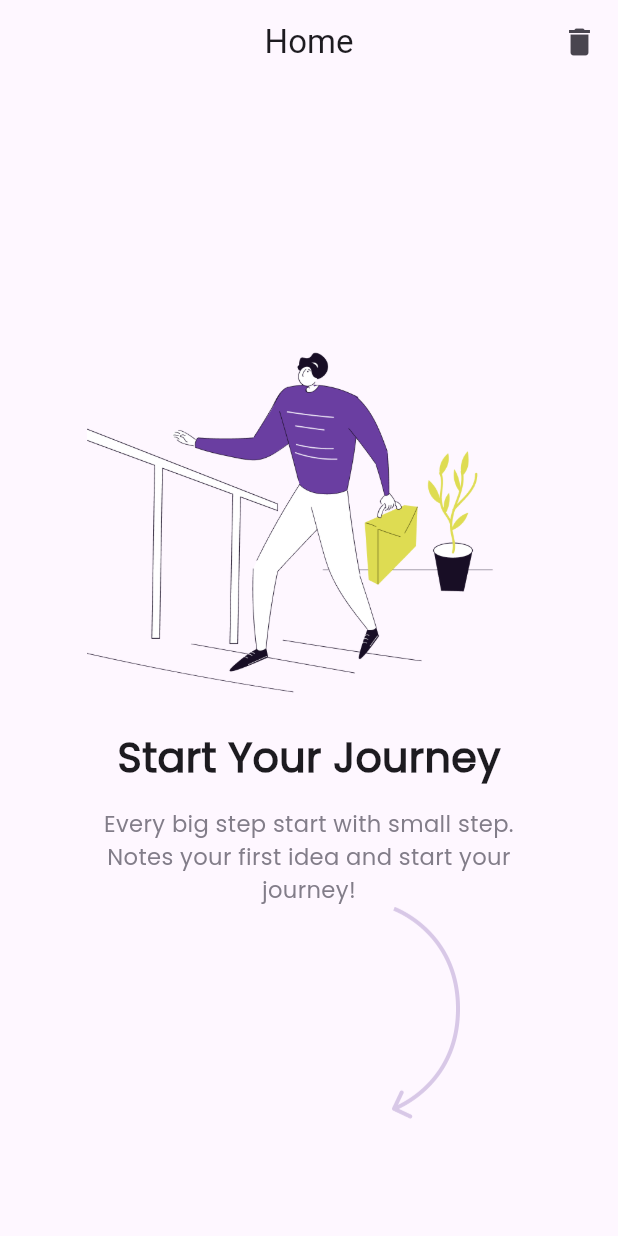
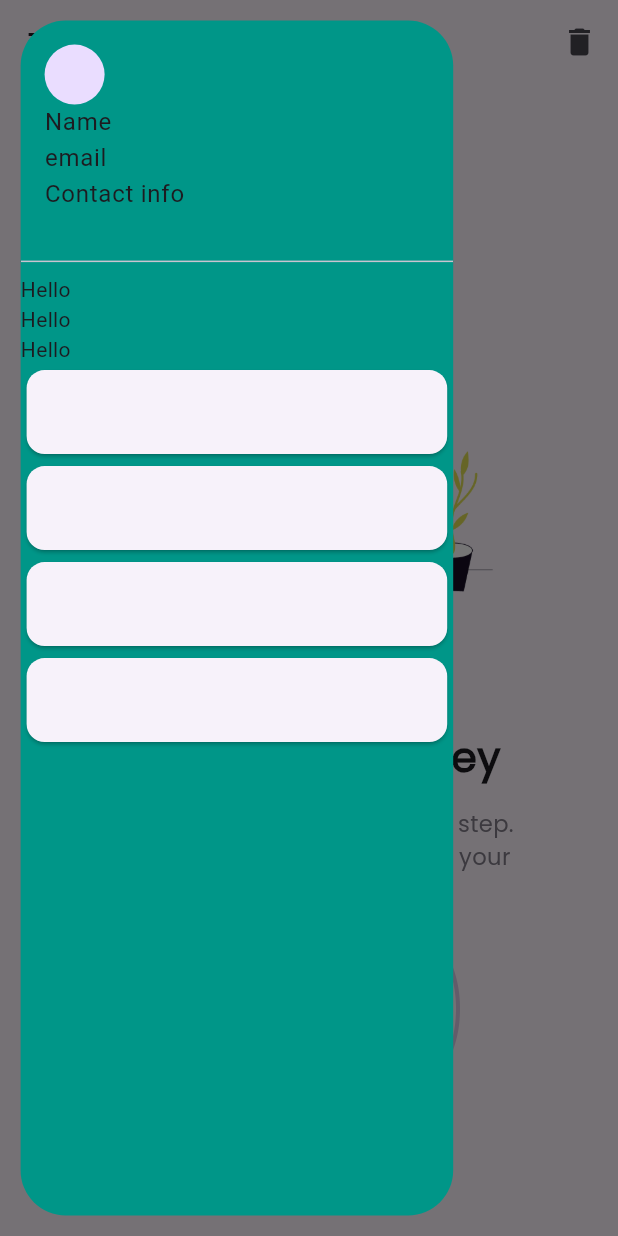
Before and after one commit to MPLectures/notes_mp_batch_five, a Flutter app: the LayoutHome screen opened directly, with the side drawer open (before the commit the screen has no drawer), on a phone screen of 412 x 824 dp. Run offline on Flutter 3.47's test engine with Material 3 defaults, Android fonts, the phone set to English and light mode, and no system bars; our stand-ins replace animated_bottom_navigation_bar, flutter_svg, get, sizer.

Commit message:
future,async,await, drawer

```diff
--- a/lib/controller/notes_controller.dart
+++ b/lib/controller/notes_controller.dart
@@ -7,6 +7,8 @@ class NotesController extends GetxController {
   Rx<bool> switchValue = false.obs;
   Rx<bool> hiddenPassword = false.obs;
   IconData icon = Icons.visibility_outlined;
+  RxInt pageIndex = 0.obs;
+
   RxList<Map<String, String>> notesList = <Map<String, String>>[].obs;
   List<String> images = [
     "assets/images/illustration_three.svg",
@@ -17,9 +19,9 @@ class NotesController extends GetxController {
   List<String> heading = [
     "You can search whatever you saved in this app just by single click ",
     "All your notes are well organized and can be seen anytime you want to check",
-    "Share your expereince with your friends and save your important notes",
+    "Share your experience with your friends and save your important notes",
   ];
-  RxInt pageIndex = 0.obs;
+
   final pageController = PageController(initialPage: 0);
 
   void onPageChanged (int index){
--- /dev/null
+++ b/lib/practice.dart
@@ -0,0 +1,37 @@
+// void main() async {
+//   print("1 Hello World");
+//   await Future.delayed(Duration(seconds: 1));
+//   print("2 Hello World");
+//   await Future.delayed(Duration(seconds: 2));
+//   print("3 Hello World");
+//   await Future.delayed(Duration(seconds: 3));
+//   print("4 Hello World");
+// }
+// sync programming
+// wait await
+// async programming (backend, API, offline Database)
+
+// void main() async {
+//   print(await numberSum(10, 20));
+// }
+//
+// Future<int> numberSum(int a, int b) async {
+//   await Future.delayed(Duration(seconds: 5));
+//   return a + b;
+// }
+
+void main() async {
+  int i = 1;
+
+  Future.doWhile(() async{
+    print("$i Hello");
+    await Future.delayed(Duration(milliseconds: 500));
+    i++;
+    return (i < 10);
+  });
+
+  // do {
+  //   print("$i Hello");
+  //   i++;
+  // } while (i < 10);
+}
--- /dev/null
+++ b/lib/views/layouts/item_drawer.dart
@@ -0,0 +1,40 @@
+import 'package:flutter/material.dart';
+import 'package:get/get.dart';
+import 'package:sizer/sizer.dart';
+
+class ItemDrawer extends StatelessWidget {
+  const ItemDrawer({
+    super.key,
+  });
+
+  @override
+  Widget build(BuildContext context) {
+    return Drawer(
+      width: Get.width * 0.7,
+      shape: RoundedRectangleBorder(borderRadius: BorderRadius.circular(30)),
+      backgroundColor: Colors.teal,
+      child: ListView(
+        children: [
+          DrawerHeader(
+            child: Column(
+              crossAxisAlignment: CrossAxisAlignment.start,
+              children: [
+                CircleAvatar(),
+                Text("Name"),
+                Text("email"),
+                Text("Contact info"),
+              ],
+            ),
+          ),
+          Text("Hello"),
+          Text("Hello"),
+          Text("Hello"),
+          Card(child: ListTile()),
+          Card(child: ListTile()),
+          Card(child: ListTile()),
+          Card(child: ListTile()),
+        ],
+      ),
+    ).paddingAll(10.sp);
+  }
+}
--- a/lib/views/layouts/layout_home.dart
+++ b/lib/views/layouts/layout_home.dart
@@ -2,6 +2,7 @@ import 'package:flutter/material.dart';
 import 'package:get/get.dart';
 import 'package:notes_mp_batch_five/controller/notes_controller.dart';
 import 'package:notes_mp_batch_five/helpers/constants.dart';
+import 'package:notes_mp_batch_five/views/layouts/item_drawer.dart';
 import 'package:notes_mp_batch_five/views/layouts/item_list.dart';
 import 'package:sizer/sizer.dart';
 
@@ -11,14 +12,24 @@ class LayoutHome extends StatelessWidget {
     NotesController controller = Get.put(NotesController());
     return Obx(() {
       return Scaffold(
+        drawer: ItemDrawer(),
         appBar: AppBar(
-          automaticallyImplyLeading: false,
+          // automaticallyImplyLeading: false,
+          // leading: Builder(builder: (context) {
+          //   return GestureDetector(
+          //     onTap: () {
+          //       Scaffold.of(context).openEndDrawer();
+          //     },
+          //     child: Icon(Icons.menu),
+          //   );
+          // }),
           title: Text("Home"),
           centerTitle: true,
           actions: [
             GestureDetector(
-              onTap: (){
+              onTap: () {
                 controller.notesList.clear();
+                Scaffold.of(context).openEndDrawer();
               },
               child: Icon(Icons.delete).paddingOnly(right: 10.sp),
             )
--- a/lib/views/screens/screen_on_boarding.dart
+++ b/lib/views/screens/screen_on_boarding.dart
@@ -33,6 +33,9 @@ class ScreenOnBoarding extends StatelessWidget {
       backgroundColor: NotesColor.appColor,
       body: PageView.builder(
         onPageChanged: controller.onPageChanged,
+        // onPageChanged: (index){
+        //   int a = index;
+        // },
         controller: controller.pageController,
         itemCount: controller.images.length,
         itemBuilder: (context, index) => Column(
```
